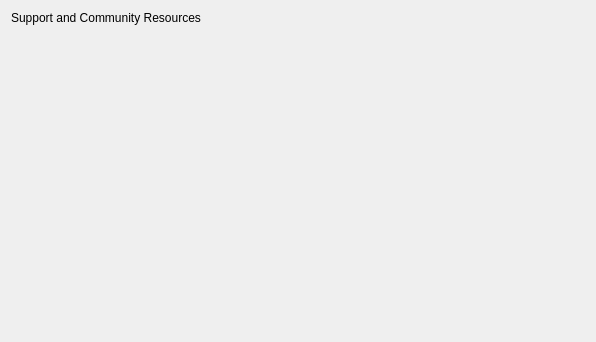
The window that src/qt/forms/communitypage.ui (VeriConomy/vericoin) describes before a commit, drawn with Qt 5.
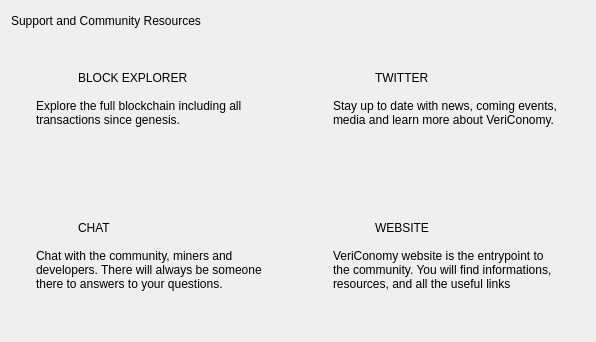
The same window after the commit. Icons and pictures are not drawn.

Commit message: Implement new community page in 0.19

```diff
--- a/src/qt/forms/communitypage.ui
+++ b/src/qt/forms/communitypage.ui
@@ -23,6 +23,19 @@
        </property>
       </widget>
      </item>
+     <item>
+      <spacer name="horizontalSpacer">
+       <property name="orientation">
+        <enum>Qt::Horizontal</enum>
+       </property>
+       <property name="sizeHint" stdset="0">
+        <size>
+         <width>40</width>
+         <height>20</height>
+        </size>
+       </property>
+      </spacer>
+     </item>
     </layout>
    </item>
    <item>
@@ -34,26 +47,575 @@
       <widget class="QWidget" name="websiteWidget" native="true"/>
      </item>
      <item row="0" column="1">
-      <widget class="QWidget" name="twitterWidget" native="true"/>
+      <widget class="QWidget" name="twitterBox" native="true">
+       <property name="sizePolicy">
+        <sizepolicy hsizetype="Expanding" vsizetype="Expanding">
+         <horstretch>0</horstretch>
+         <verstretch>0</verstretch>
+        </sizepolicy>
+       </property>
+       <property name="minimumSize">
+        <size>
+         <width>0</width>
+         <height>140</height>
+        </size>
+       </property>
+       <property name="maximumSize">
+        <size>
+         <width>16777215</width>
+         <height>240</height>
+        </size>
+       </property>
+       <property name="cursor">
+        <cursorShape>PointingHandCursor</cursorShape>
+       </property>
+       <layout class="QGridLayout" name="gridLayout_3">
+        <property name="leftMargin">
+         <number>0</number>
+        </property>
+        <property name="topMargin">
+         <number>0</number>
+        </property>
+        <property name="rightMargin">
+         <number>0</number>
+        </property>
+        <property name="bottomMargin">
+         <number>0</number>
+        </property>
+        <property name="spacing">
+         <number>0</number>
+        </property>
+        <item row="0" column="0">
+         <layout class="QVBoxLayout" name="twitterLayout">
+          <property name="spacing">
+           <number>0</number>
+          </property>
+          <property name="leftMargin">
+           <number>25</number>
+          </property>
+          <property name="topMargin">
+           <number>20</number>
+          </property>
+          <property name="rightMargin">
+           <number>25</number>
+          </property>
+          <property name="bottomMargin">
+           <number>20</number>
+          </property>
+          <item>
+           <layout class="QHBoxLayout" name="twitterTitleLayout">
+            <item>
+             <widget class="QLabel" name="twitterLogo">
+              <property name="maximumSize">
+               <size>
+                <width>42</width>
+                <height>42</height>
+               </size>
+              </property>
+              <property name="text">
+               <string/>
+              </property>
+              <property name="pixmap">
+               <pixmap resource="../bitcoin.qrc">:/icons/twitter</pixmap>
+              </property>
+             </widget>
+            </item>
+            <item>
+             <widget class="QLabel" name="twitterTitle">
+              <property name="minimumSize">
+               <size>
+                <width>0</width>
+                <height>42</height>
+               </size>
+              </property>
+              <property name="maximumSize">
+               <size>
+                <width>16777215</width>
+                <height>42</height>
+               </size>
+              </property>
+              <property name="text">
+               <string>TWITTER</string>
+              </property>
+             </widget>
+            </item>
+           </layout>
+          </item>
+          <item>
+           <widget class="QLabel" name="twitterDescription">
+            <property name="minimumSize">
+             <size>
+              <width>0</width>
+              <height>42</height>
+             </size>
+            </property>
+            <property name="maximumSize">
+             <size>
+              <width>16777215</width>
+              <height>16777215</height>
+             </size>
+            </property>
+            <property name="text">
+             <string>Stay up to date with news, coming events, media and learn more about VeriConomy.</string>
+            </property>
+            <property name="alignment">
+             <set>Qt::AlignLeading|Qt::AlignLeft|Qt::AlignTop</set>
+            </property>
+            <property name="wordWrap">
+             <bool>true</bool>
+            </property>
+           </widget>
+          </item>
+          <item>
+           <spacer name="twitterSpacer">
+            <property name="orientation">
+             <enum>Qt::Vertical</enum>
+            </property>
+            <property name="sizeHint" stdset="0">
+             <size>
+              <width>20</width>
+              <height>40</height>
+             </size>
+            </property>
+           </spacer>
+          </item>
+         </layout>
+        </item>
+       </layout>
+      </widget>
      </item>
      <item row="0" column="0">
-      <widget class="QWidget" name="blockExplorerWidget" native="true"/>
+      <widget class="QWidget" name="explorerBox" native="true">
+       <property name="sizePolicy">
+        <sizepolicy hsizetype="Expanding" vsizetype="Expanding">
+         <horstretch>0</horstretch>
+         <verstretch>0</verstretch>
+        </sizepolicy>
+       </property>
+       <property name="minimumSize">
+        <size>
+         <width>0</width>
+         <height>140</height>
+        </size>
+       </property>
+       <property name="maximumSize">
+        <size>
+         <width>16777215</width>
+         <height>240</height>
+        </size>
+       </property>
+       <property name="cursor">
+        <cursorShape>PointingHandCursor</cursorShape>
+       </property>
+       <layout class="QGridLayout" name="gridLayout_2">
+        <property name="leftMargin">
+         <number>0</number>
+        </property>
+        <property name="topMargin">
+         <number>0</number>
+        </property>
+        <property name="rightMargin">
+         <number>0</number>
+        </property>
+        <property name="bottomMargin">
+         <number>0</number>
+        </property>
+        <property name="spacing">
+         <number>0</number>
+        </property>
+        <item row="0" column="0">
+         <layout class="QVBoxLayout" name="explorerLayout">
+          <property name="spacing">
+           <number>0</number>
+          </property>
+          <property name="leftMargin">
+           <number>25</number>
+          </property>
+          <property name="topMargin">
+           <number>20</number>
+          </property>
+          <property name="rightMargin">
+           <number>25</number>
+          </property>
+          <property name="bottomMargin">
+           <number>20</number>
+          </property>
+          <item>
+           <layout class="QHBoxLayout" name="explorerTitleLayout">
+            <item>
+             <widget class="QLabel" name="explorerLogo">
+              <property name="maximumSize">
+               <size>
+                <width>42</width>
+                <height>42</height>
+               </size>
+              </property>
+              <property name="text">
+               <string/>
+              </property>
+              <property name="pixmap">
+               <pixmap resource="../bitcoin.qrc">:/icons/explorer</pixmap>
+              </property>
+             </widget>
+            </item>
+            <item>
+             <widget class="QLabel" name="explorerTitle">
+              <property name="minimumSize">
+               <size>
+                <width>0</width>
+                <height>42</height>
+               </size>
+              </property>
+              <property name="maximumSize">
+               <size>
+                <width>16777215</width>
+                <height>42</height>
+               </size>
+              </property>
+              <property name="text">
+               <string>BLOCK EXPLORER</string>
+              </property>
+             </widget>
+            </item>
+           </layout>
+          </item>
+          <item>
+           <widget class="QLabel" name="explorerDescription">
+            <property name="minimumSize">
+             <size>
+              <width>0</width>
+              <height>42</height>
+             </size>
+            </property>
+            <property name="maximumSize">
+             <size>
+              <width>16777215</width>
+              <height>16777215</height>
+             </size>
+            </property>
+            <property name="text">
+             <string>Explore the full blockchain including all transactions since genesis.</string>
+            </property>
+            <property name="alignment">
+             <set>Qt::AlignLeading|Qt::AlignLeft|Qt::AlignTop</set>
+            </property>
+            <property name="wordWrap">
+             <bool>true</bool>
+            </property>
+           </widget>
+          </item>
+          <item>
+           <spacer name="explorerSpacer">
+            <property name="orientation">
+             <enum>Qt::Vertical</enum>
+            </property>
+            <property name="sizeHint" stdset="0">
+             <size>
+              <width>20</width>
+              <height>40</height>
+             </size>
+            </property>
+           </spacer>
+          </item>
+         </layout>
+        </item>
+       </layout>
+      </widget>
+     </item>
+     <item row="2" column="0">
+      <spacer name="verticalSpacer">
+       <property name="orientation">
+        <enum>Qt::Vertical</enum>
+       </property>
+       <property name="sizeHint" stdset="0">
+        <size>
+         <width>20</width>
+         <height>40</height>
+        </size>
+       </property>
+      </spacer>
+     </item>
+     <item row="1" column="0">
+      <widget class="QWidget" name="chatBox" native="true">
+       <property name="sizePolicy">
+        <sizepolicy hsizetype="Expanding" vsizetype="Expanding">
+         <horstretch>0</horstretch>
+         <verstretch>0</verstretch>
+        </sizepolicy>
+       </property>
+       <property name="minimumSize">
+        <size>
+         <width>0</width>
+         <height>140</height>
+        </size>
+       </property>
+       <property name="maximumSize">
+        <size>
+         <width>16777215</width>
+         <height>240</height>
+        </size>
+       </property>
+       <property name="cursor">
+        <cursorShape>PointingHandCursor</cursorShape>
+       </property>
+       <layout class="QGridLayout" name="gridLayout_4">
+        <property name="leftMargin">
+         <number>0</number>
+        </property>
+        <property name="topMargin">
+         <number>0</number>
+        </property>
+        <property name="rightMargin">
+         <number>0</number>
+        </property>
+        <property name="bottomMargin">
+         <number>0</number>
+        </property>
+        <property name="spacing">
+         <number>0</number>
+        </property>
+        <item row="0" column="0">
+         <layout class="QVBoxLayout" name="chatLayout">
+          <property name="spacing">
+           <number>0</number>
+          </property>
+          <property name="leftMargin">
+           <number>25</number>
+          </property>
+          <property name="topMargin">
+           <number>20</number>
+          </property>
+          <property name="rightMargin">
+           <number>25</number>
+          </property>
+          <property name="bottomMargin">
+           <number>20</number>
+          </property>
+          <item>
+           <layout class="QHBoxLayout" name="chatTitleLayout">
+            <item>
+             <widget class="QLabel" name="chatLogo">
+              <property name="maximumSize">
+               <size>
+                <width>42</width>
+                <height>42</height>
+               </size>
+              </property>
+              <property name="text">
+               <string/>
+              </property>
+              <property name="pixmap">
+               <pixmap resource="../bitcoin.qrc">:/icons/chat</pixmap>
+              </property>
+             </widget>
+            </item>
+            <item>
+             <widget class="QLabel" name="chatTitle">
+              <property name="minimumSize">
+               <size>
+                <width>0</width>
+                <height>42</height>
+               </size>
+              </property>
+              <property name="maximumSize">
+               <size>
+                <width>16777215</width>
+                <height>42</height>
+               </size>
+              </property>
+              <property name="text">
+               <string>CHAT</string>
+              </property>
+             </widget>
+            </item>
+           </layout>
+          </item>
+          <item>
+           <widget class="QLabel" name="chatDescription">
+            <property name="minimumSize">
+             <size>
+              <width>0</width>
+              <height>42</height>
+             </size>
+            </property>
+            <property name="maximumSize">
+             <size>
+              <width>16777215</width>
+              <height>16777215</height>
+             </size>
+            </property>
+            <property name="text">
+             <string>Chat with the community, miners and developers. There will always be someone there to answers to your questions.</string>
+            </property>
+            <property name="scaledContents">
+             <bool>false</bool>
+            </property>
+            <property name="alignment">
+             <set>Qt::AlignLeading|Qt::AlignLeft|Qt::AlignTop</set>
+            </property>
+            <property name="wordWrap">
+             <bool>true</bool>
+            </property>
+           </widget>
+          </item>
+          <item>
+           <spacer name="chatSpacer">
+            <property name="orientation">
+             <enum>Qt::Vertical</enum>
+            </property>
+            <property name="sizeHint" stdset="0">
+             <size>
+              <width>20</width>
+              <height>40</height>
+             </size>
+            </property>
+           </spacer>
+          </item>
+         </layout>
+        </item>
+       </layout>
+      </widget>
+     </item>
+     <item row="1" column="1">
+      <widget class="QWidget" name="websiteBox" native="true">
+       <property name="sizePolicy">
+        <sizepolicy hsizetype="Expanding" vsizetype="Expanding">
+         <horstretch>0</horstretch>
+         <verstretch>0</verstretch>
+        </sizepolicy>
+       </property>
+       <property name="minimumSize">
+        <size>
+         <width>0</width>
+         <height>140</height>
+        </size>
+       </property>
+       <property name="maximumSize">
+        <size>
+         <width>16777215</width>
+         <height>240</height>
+        </size>
+       </property>
+       <property name="cursor">
+        <cursorShape>PointingHandCursor</cursorShape>
+       </property>
+       <layout class="QGridLayout" name="gridLayout_5">
+        <property name="leftMargin">
+         <number>0</number>
+        </property>
+        <property name="topMargin">
+         <number>0</number>
+        </property>
+        <property name="rightMargin">
+         <number>0</number>
+        </property>
+        <property name="bottomMargin">
+         <number>0</number>
+        </property>
+        <property name="spacing">
+         <number>0</number>
+        </property>
+        <item row="0" column="0">
+         <layout class="QVBoxLayout" name="websiteLayout">
+          <property name="spacing">
+           <number>0</number>
+          </property>
+          <property name="leftMargin">
+           <number>25</number>
+          </property>
+          <property name="topMargin">
+           <number>20</number>
+          </property>
+          <property name="rightMargin">
+           <number>25</number>
+          </property>
+          <property name="bottomMargin">
+           <number>20</number>
+          </property>
+          <item>
+           <layout class="QHBoxLayout" name="websiteTitleLayout">
+            <item>
+             <widget class="QLabel" name="websiteLogo">
+              <property name="maximumSize">
+               <size>
+                <width>42</width>
+                <height>42</height>
+               </size>
+              </property>
+              <property name="text">
+               <string/>
+              </property>
+              <property name="pixmap">
+               <pixmap resource="../bitcoin.qrc">:/icons/website</pixmap>
+              </property>
+             </widget>
+            </item>
+            <item>
+             <widget class="QLabel" name="websiteTitle">
+              <property name="minimumSize">
+               <size>
+                <width>0</width>
+                <height>42</height>
+               </size>
+              </property>
+              <property name="maximumSize">
+               <size>
+                <width>16777215</width>
+                <height>42</height>
+               </size>
+              </property>
+              <property name="text">
+               <string>WEBSITE</string>
+              </property>
+             </widget>
+            </item>
+           </layout>
+          </item>
+          <item>
+           <widget class="QLabel" name="websiteDescription">
+            <property name="minimumSize">
+             <size>
+              <width>0</width>
+              <height>42</height>
+             </size>
+            </property>
+            <property name="maximumSize">
+             <size>
+              <width>16777215</width>
+              <height>16777215</height>
+             </size>
+            </property>
+            <property name="text">
+             <string>VeriConomy website is the entrypoint to the community. You will find informations, resources, and all the useful links</string>
+            </property>
+            <property name="alignment">
+             <set>Qt::AlignLeading|Qt::AlignLeft|Qt::AlignTop</set>
+            </property>
+            <property name="wordWrap">
+             <bool>true</bool>
+            </property>
+           </widget>
+          </item>
+          <item>
+           <spacer name="websiteSpacer">
+            <property name="orientation">
+             <enum>Qt::Vertical</enum>
+            </property>
+            <property name="sizeHint" stdset="0">
+             <size>
+              <width>20</width>
+              <height>40</height>
+             </size>
+            </property>
+           </spacer>
+          </item>
+         </layout>
+        </item>
+       </layout>
+      </widget>
      </item>
     </layout>
    </item>
-   <item>
-    <spacer name="verticalSpacer">
-     <property name="orientation">
-      <enum>Qt::Vertical</enum>
-     </property>
-     <property name="sizeHint" stdset="0">
-      <size>
-       <width>20</width>
-       <height>40</height>
-      </size>
-     </property>
-    </spacer>
-   </item>
   </layout>
  </widget>
  <resources/>
```
Left out of the diff: 10 changed lines with no effect on the pictures. The commit also changes 8 other files.
